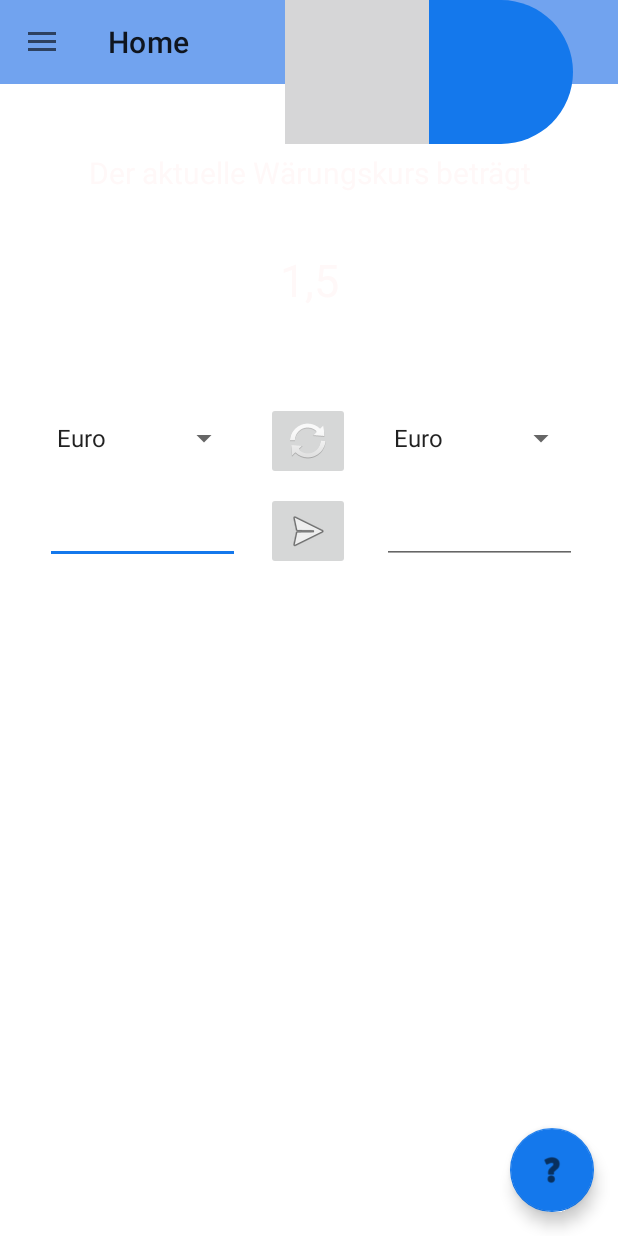
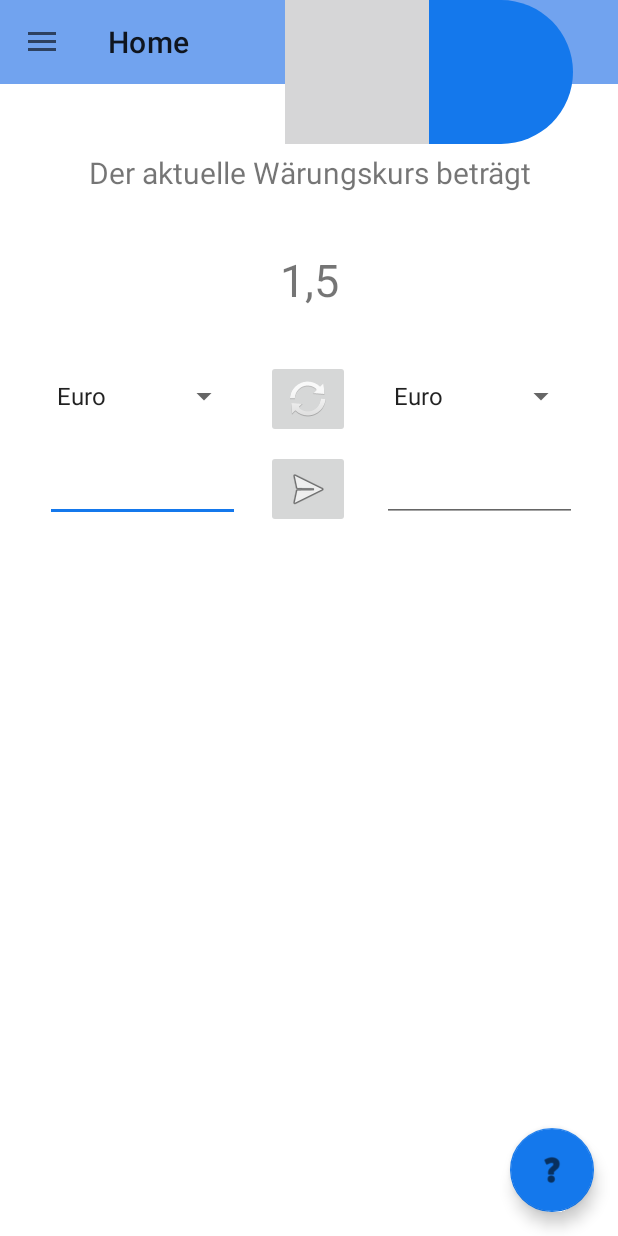
Before and after one commit to annika81115/currencyexChange, an Android app: the screen it shows after launch (MainActivity), on a phone screen of 412 x 824 dp. Run offline under Robolectric (Android 15) with nearby library versions, the phone set to English and light mode, and no system bars; our stand-ins replace navigation-ui.

Commit message:
rename gallery to info and delete the other side

```diff
--- a/app/src/main/java/com/example/currencyexchange/MainActivity.java
+++ b/app/src/main/java/com/example/currencyexchange/MainActivity.java
@@ -90,7 +90,7 @@ public class MainActivity extends AppCompatActivity {
         // Passing each menu ID as a set of Ids because each
         // menu should be considered as top level destinations.
         mAppBarConfiguration = new AppBarConfiguration.Builder(
-                R.id.nav_home, R.id.nav_gallery, R.id.nav_slideshow)
+                R.id.nav_home, R.id.nav_gallery)
                 .setOpenableLayout(drawer)
                 .build();
         NavController navController = Navigation.findNavController(this, R.id.nav_host_fragment_content_main);
--- a/app/src/main/res/drawable/ic_menu_camera.xml
+++ /dev/null
@@ -1,12 +0,0 @@
-<vector xmlns:android="http://schemas.android.com/apk/res/android"
-    android:width="24dp"
-    android:height="24dp"
-    android:viewportWidth="24.0"
-    android:viewportHeight="24.0">
-    <path
-        android:fillColor="#FF000000"
-        android:pathData="M12,12m-3.2,0a3.2,3.2 0,1 1,6.4 0a3.2,3.2 0,1 1,-6.4 0" />
-    <path
-        android:fillColor="#FF000000"
-        android:pathData="M9,2L7.17,4H4c-1.1,0 -2,0.9 -2,2v12c0,1.1 0.9,2 2,2h16c1.1,0 2,-0.9 2,-2V6c0,-1.1 -0.9,-2 -2,-2h-3.17L15,2H9zm3,15c-2.76,0 -5,-2.24 -5,-5s2.24,-5 5,-5 5,2.24 5,5 -2.24,5 -5,5z" />
-</vector>
--- a/app/src/main/res/drawable/ic_menu_gallery.xml
+++ /dev/null
@@ -1,9 +0,0 @@
-<vector xmlns:android="http://schemas.android.com/apk/res/android"
-    android:width="24dp"
-    android:height="24dp"
-    android:viewportWidth="24.0"
-    android:viewportHeight="24.0">
-    <path
-        android:fillColor="#FF000000"
-        android:pathData="M22,16V4c0,-1.1 -0.9,-2 -2,-2H8c-1.1,0 -2,0.9 -2,2v12c0,1.1 0.9,2 2,2h12c1.1,0 2,-0.9 2,-2zm-11,-4l2.03,2.71L16,11l4,5H8l3,-4zM2,6v14c0,1.1 0.9,2 2,2h14v-2H4V6H2z" />
-</vector>
--- /dev/null
+++ b/app/src/main/res/drawable/ic_menu_home.xml
@@ -0,0 +1,5 @@
+<vector android:height="24dp" android:tint="#000000"
+    android:viewportHeight="24" android:viewportWidth="24"
+    android:width="24dp" xmlns:android="http://schemas.android.com/apk/res/android">
+    <path android:fillColor="@android:color/white" android:pathData="M10,20v-6h4v6h5v-8h3L12,3 2,12h3v8z"/>
+</vector>
--- /dev/null
+++ b/app/src/main/res/drawable/ic_menu_info.xml
@@ -0,0 +1,5 @@
+<vector android:height="24dp" android:tint="#000000"
+    android:viewportHeight="24" android:viewportWidth="24"
+    android:width="24dp" xmlns:android="http://schemas.android.com/apk/res/android">
+    <path android:fillColor="@android:color/white" android:pathData="M11,7h2v2h-2V7zM11,11h2v6h-2V11zM12,2C6.48,2 2,6.48 2,12s4.48,10 10,10s10,-4.48 10,-10S17.52,2 12,2zM12,20c-4.41,0 -8,-3.59 -8,-8s3.59,-8 8,-8s8,3.59 8,8S16.41,20 12,20z"/>
+</vector>
--- a/app/src/main/res/drawable/ic_menu_slideshow.xml
+++ /dev/null
@@ -1,9 +0,0 @@
-<vector xmlns:android="http://schemas.android.com/apk/res/android"
-    android:width="24dp"
-    android:height="24dp"
-    android:viewportWidth="24.0"
-    android:viewportHeight="24.0">
-    <path
-        android:fillColor="#FF000000"
-        android:pathData="M4,6H2v14c0,1.1 0.9,2 2,2h14v-2H4V6zm16,-4H8c-1.1,0 -2,0.9 -2,2v12c0,1.1 0.9,2 2,2h12c1.1,0 2,-0.9 2,-2V4c0,-1.1 -0.9,-2 -2,-2zm-8,12.5v-9l6,4.5 -6,4.5z" />
-</vector>
--- a/app/src/main/res/layout/fragment_home.xml
+++ b/app/src/main/res/layout/fragment_home.xml
@@ -19,45 +19,18 @@
         app:layout_constraintEnd_toEndOf="parent"
         app:layout_constraintStart_toStartOf="parent"
         app:layout_constraintTop_toTopOf="parent"
-        app:layout_constraintVertical_bias="0.209"
-        style="@style/TextColor"/>
+        app:layout_constraintVertical_bias="0.209" />
 
     <EditText
         android:id="@+id/input1"
         android:layout_width="130dp"
         android:layout_height="48dp"
-        android:layout_marginTop="328dp"
+        android:layout_marginTop="300dp"
         android:autofillHints=""
         android:ems="10"
         android:inputType="numberDecimal"
         android:labelFor="@id/firstSpinner"
         app:layout_constraintHorizontal_bias="0.106"
-        app:layout_constraintLeft_toLeftOf="parent"
-        app:layout_constraintRight_toRightOf="parent"
-        app:layout_constraintTop_toTopOf="parent"
-        />
-
-    <EditText
-        android:id="@+id/input2"
-        android:layout_width="130dp"
-        android:layout_height="48dp"
-        android:layout_marginTop="328dp"
-        android:autofillHints=""
-        android:ems="10"
-        android:inputType="number"
-        android:labelFor= "@id/secondSpinner"
-        app:layout_constraintHorizontal_bias="0.903"
-        app:layout_constraintLeft_toLeftOf="parent"
-        app:layout_constraintRight_toRightOf="parent"
-        app:layout_constraintTop_toTopOf="parent"
-        />
-
-    <Spinner
-        android:id="@+id/secondSpinner"
-        android:layout_width="130dp"
-        android:layout_height="48dp"
-        android:layout_marginTop="268dp"
-        app:layout_constraintHorizontal_bias="0.903"
         app:layout_constraintLeft_toLeftOf="parent"
         app:layout_constraintRight_toRightOf="parent"
         app:layout_constraintTop_toTopOf="parent" />
@@ -66,10 +39,32 @@
         android:id="@+id/changeSymbol"
         android:layout_width="wrap_content"
         android:layout_height="wrap_content"
-        android:layout_marginTop="268dp"
+        android:layout_marginTop="240dp"
         android:contentDescription="The Button to swap the items"
         android:src="@android:drawable/ic_popup_sync"
         app:layout_constraintHorizontal_bias="0.498"
+        app:layout_constraintLeft_toLeftOf="parent"
+        app:layout_constraintRight_toRightOf="parent"
+        app:layout_constraintTop_toTopOf="parent" />
+
+    <ImageButton
+        android:id="@+id/submitButton"
+        android:layout_width="wrap_content"
+        android:layout_height="wrap_content"
+        android:layout_marginTop="300dp"
+        android:contentDescription="@string/button_to_submit"
+        android:src="@android:drawable/ic_menu_send"
+        app:layout_constraintHorizontal_bias="0.498"
+        app:layout_constraintLeft_toLeftOf="parent"
+        app:layout_constraintRight_toRightOf="parent"
+        app:layout_constraintTop_toTopOf="parent" />
+
+    <Spinner
+        android:id="@+id/secondSpinner"
+        android:layout_width="130dp"
+        android:layout_height="48dp"
+        android:layout_marginTop="240dp"
+        app:layout_constraintHorizontal_bias="0.903"
         app:layout_constraintLeft_toLeftOf="parent"
         app:layout_constraintRight_toRightOf="parent"
         app:layout_constraintTop_toTopOf="parent" />
@@ -78,8 +73,22 @@
         android:id="@+id/firstSpinner"
         android:layout_width="130dp"
         android:layout_height="48dp"
-        android:layout_marginTop="268dp"
+        android:layout_marginTop="240dp"
         app:layout_constraintHorizontal_bias="0.106"
+        app:layout_constraintLeft_toLeftOf="parent"
+        app:layout_constraintRight_toRightOf="parent"
+        app:layout_constraintTop_toTopOf="parent" />
+
+    <EditText
+        android:id="@+id/input2"
+        android:layout_width="130dp"
+        android:layout_height="48dp"
+        android:layout_marginTop="300dp"
+        android:autofillHints=""
+        android:ems="10"
+        android:inputType="number"
+        android:labelFor="@id/secondSpinner"
+        app:layout_constraintHorizontal_bias="0.903"
         app:layout_constraintLeft_toLeftOf="parent"
         app:layout_constraintRight_toRightOf="parent"
         app:layout_constraintTop_toTopOf="parent" />
@@ -99,19 +108,6 @@
         app:layout_constraintHorizontal_bias="0.0"
         app:layout_constraintStart_toStartOf="parent"
         app:layout_constraintTop_toTopOf="parent"
-        app:layout_constraintVertical_bias="0.118"
-        style="@style/TextColor"/>
-
-    <ImageButton
-        android:id="@+id/submitButton"
-        android:layout_width="wrap_content"
-        android:layout_height="wrap_content"
-        android:layout_marginTop="328dp"
-        android:src="@android:drawable/ic_menu_send"
-        app:layout_constraintHorizontal_bias="0.498"
-        app:layout_constraintLeft_toLeftOf="parent"
-        app:layout_constraintRight_toRightOf="parent"
-        app:layout_constraintTop_toTopOf="parent"
-        android:contentDescription="@string/button_to_submit" />
+        app:layout_constraintVertical_bias="0.118" />
 
 </androidx.constraintlayout.widget.ConstraintLayout>
--- a/app/src/main/res/menu/activity_main_drawer.xml
+++ b/app/src/main/res/menu/activity_main_drawer.xml
@@ -6,15 +6,11 @@
     <group android:checkableBehavior="single">
         <item
             android:id="@+id/nav_home"
-            android:icon="@drawable/ic_menu_camera"
+            android:icon="@drawable/ic_menu_home"
             android:title="@string/menu_home" />
         <item
             android:id="@+id/nav_gallery"
-            android:icon="@drawable/ic_menu_gallery"
-            android:title="@string/menu_gallery" />
-        <item
-            android:id="@+id/nav_slideshow"
-            android:icon="@drawable/ic_menu_slideshow"
-            android:title="@string/menu_slideshow" />
+            android:icon="@drawable/ic_menu_info"
+            android:title="@string/info" />
     </group>
 </menu>
--- a/app/src/main/res/navigation/mobile_navigation.xml
+++ b/app/src/main/res/navigation/mobile_navigation.xml
@@ -13,13 +13,8 @@
 
     <fragment
         android:id="@+id/nav_gallery"
-        android:name="com.example.currencyexchange.ui.gallery.GalleryFragment"
-        android:label="@string/menu_gallery"
-        tools:layout="@layout/fragment_gallery" />
+        android:name="com.example.currencyexchange.ui.info.InfoFragment"
+        android:label="@string/menu_info"
+        tools:layout="@layout/fragment_info" />
 
-    <fragment
-        android:id="@+id/nav_slideshow"
-        android:name="com.example.currencyexchange.ui.slideshow.SlideshowFragment"
-        android:label="@string/menu_slideshow"
-        tools:layout="@layout/fragment_slideshow" />
 </navigation>
--- a/app/src/main/res/values-night/themes.xml
+++ b/app/src/main/res/values-night/themes.xml
@@ -15,7 +15,7 @@
     </style>
 
     <style name="ScreenBackground"><item name="android:background">@color/black</item></style>
-    <style name="CardBackground"><item name="android:background">@color/skyblue</item></style>
+    <style name="CardBackground"><item name="android:background">@color/darkBlue</item></style>
     <style name="TextColor"><item name="android:textColor">@color/white</item></style>
 
 
--- a/app/src/main/res/values/colors.xml
+++ b/app/src/main/res/values/colors.xml
@@ -13,4 +13,5 @@
     <color name="darkGrey">#aaa</color>
     <color name="lavendel">#1478EC</color>
     <color name="textGrey">#B7B9C7</color>
+    <color name="darkBlue">#0F57AB</color>
 </resources>
--- a/app/src/main/res/values/strings.xml
+++ b/app/src/main/res/values/strings.xml
@@ -8,10 +8,10 @@
     <string name="action_settings">Settings</string>
 
     <string name="menu_home">Home</string>
-    <string name="menu_gallery">Gallery</string>
-    <string name="menu_slideshow">Slideshow</string>
+    <string name="menu_info">Info</string>
     <string name="number_one">number one</string>
     <string name="number_two">number two</string>
     <string name="home_text1">Der aktuelle Wärungskurs beträgt</string>
     <string name="button_to_submit">Button to submit</string>
+    <string name="info">Info</string>
 </resources>
```
Also changed, not shown: app/src/main/java/com/example/currencyexchange/ui/info/InfoFragment.java (renamed from app/src/main/java/com/example/currencyexchange/ui/gallery/GalleryFragment.java, +9 -8 lines), app/src/main/java/com/example/currencyexchange/ui/info/InfoViewModel.java (renamed from app/src/main/java/com/example/currencyexchange/ui/gallery/GalleryViewModel.java, +4 -4 lines), app/src/main/java/com/example/currencyexchange/ui/slideshow/SlideshowFragment.java (deleted, +0 -37 lines), app/src/main/java/com/example/currencyexchange/ui/slideshow/SlideshowViewModel.java (deleted, +0 -19 lines), app/src/main/res/layout/fragment_gallery.xml (deleted, +0 -23 lines), app/src/main/res/layout/fragment_info.xml (renamed from app/src/main/res/layout/fragment_slideshow.xml, +4 -3 lines).
